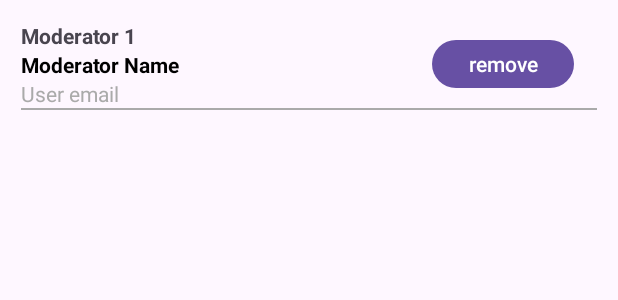
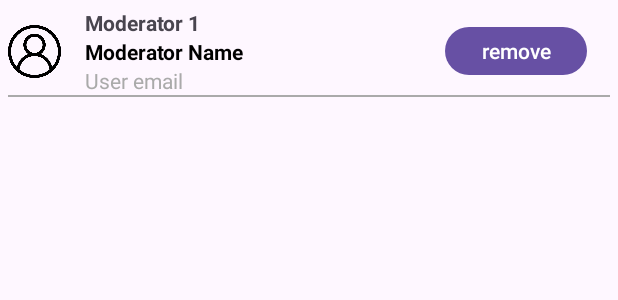
Before and after one commit to SumanTanwar/SocialTrailsAndroid, an Android app: the layout moderators.xml on its own in the app's theme, with its tools: preview values and no code run, on a phone screen of 412 x 824 dp. Shown: the top 300 px of the screen. Run offline under Robolectric (Android 15) with nearby library versions, the phone set to English and light mode, and no system bars.

Commit message:
misc changes fix

```diff
--- a/app/src/main/java/com/example/socialtrailsapp/Interface/IUserInterface.java
+++ b/app/src/main/java/com/example/socialtrailsapp/Interface/IUserInterface.java
@@ -8,8 +8,6 @@ public interface IUserInterface {
     void createUser(Users user, OperationCallback callback);
     void getUserByID(String uid, DataOperationCallback<Users> callback);
     void setNotification(String userID, boolean isEnabled, OperationCallback callback);
-    void setbackdeleteProfile(String userID);
-    void deleteProfile(String userID, OperationCallback callback);
     void getRegularUserList(DataOperationCallback<List<Users>> callback);
     void suspendProfile(String userId,String suspendedBy,String reason, OperationCallback callback);
     void adminGetUserByID(String uid, DataOperationCallback<Users> callback);
@@ -17,5 +15,7 @@ public interface IUserInterface {
     void adminDeleteProfile(String userId,OperationCallback callback);
     void adminUnDeleteProfile(String userId,OperationCallback callback);
     void getModeratorList(DataOperationCallback<List<Users>> callback) ;
+    void deleteProfile(String uid,OperationCallback callback);
+    void setbackdeleteProfile(String uid);
 
     }
--- a/app/src/main/java/com/example/socialtrailsapp/Utility/UserPostService.java
+++ b/app/src/main/java/com/example/socialtrailsapp/Utility/UserPostService.java
@@ -111,9 +111,9 @@ public class UserPostService implements IUserPostInterface {
             }
         });
     }
-    private void getAllPhotos(String donationId, DataOperationCallback<List<Uri>> callback)
+    private void getAllPhotos(String postId, DataOperationCallback<List<Uri>> callback)
     {
-        postImagesService.getAllPhotosByPostId(donationId, new DataOperationCallback<List<Uri>>() {
+        postImagesService.getAllPhotosByPostId(postId, new DataOperationCallback<List<Uri>>() {
             @Override
             public void onSuccess(List<Uri> imageUri) {
 
--- a/app/src/main/java/com/example/socialtrailsapp/adminpanel/AdminListofUsersActivity.java
+++ b/app/src/main/java/com/example/socialtrailsapp/adminpanel/AdminListofUsersActivity.java
@@ -53,7 +53,7 @@ public class AdminListofUsersActivity extends AdminBottomMenuActivity implements
             @Override
             public void onClick(View v) {
                 // Navigate to AdminCreateModeratorActivity
-                Intent intent = new Intent(AdminListofUsersActivity.this, AdminCreateModeratorActivity.class);
+                Intent intent = new Intent(AdminListofUsersActivity.this, ModeratorlistActivity.class);
                 startActivity(intent);
             }
         });
--- a/app/src/main/java/com/example/socialtrailsapp/userSettingActivity.java
+++ b/app/src/main/java/com/example/socialtrailsapp/userSettingActivity.java
@@ -163,9 +163,4 @@ public class userSettingActivity extends BottomMenuActivity {
         }
     }
 
-
-    public void showDataUser() {
-        Intent intent = getIntent();
-        txtprofileuser.setText(intent.getStringExtra("name"));
-    }
 }
--- a/app/src/main/res/layout/moderators.xml
+++ b/app/src/main/res/layout/moderators.xml
@@ -4,7 +4,7 @@
     android:layout_width="match_parent"
     android:layout_height="wrap_content"
     android:orientation="vertical"
-    android:padding="14dp"
+    android:padding="5dp"
     android:background="?android:attr/selectableItemBackground">
 
     <!-- Layout for user details -->
@@ -13,6 +13,13 @@
         android:layout_height="wrap_content"
         android:orientation="horizontal"
         android:gravity="center_vertical">
+
+        <ImageView
+            android:id="@+id/imgProfilePicture"
+            android:layout_width="35dp"
+            android:layout_height="35dp"
+            android:layout_marginEnd="16dp"
+            android:src="@drawable/user" />
 
         <LinearLayout
             android:layout_width="0dp"
```
Also changed, not shown: app/src/main/java/com/example/socialtrailsapp/SignInActivity.java (+10 -3 lines), app/src/main/java/com/example/socialtrailsapp/Utility/UserService.java (+35 -21 lines), app/src/main/java/com/example/socialtrailsapp/adminpanel/ModeratorAdapter.java (+27 -13 lines).
